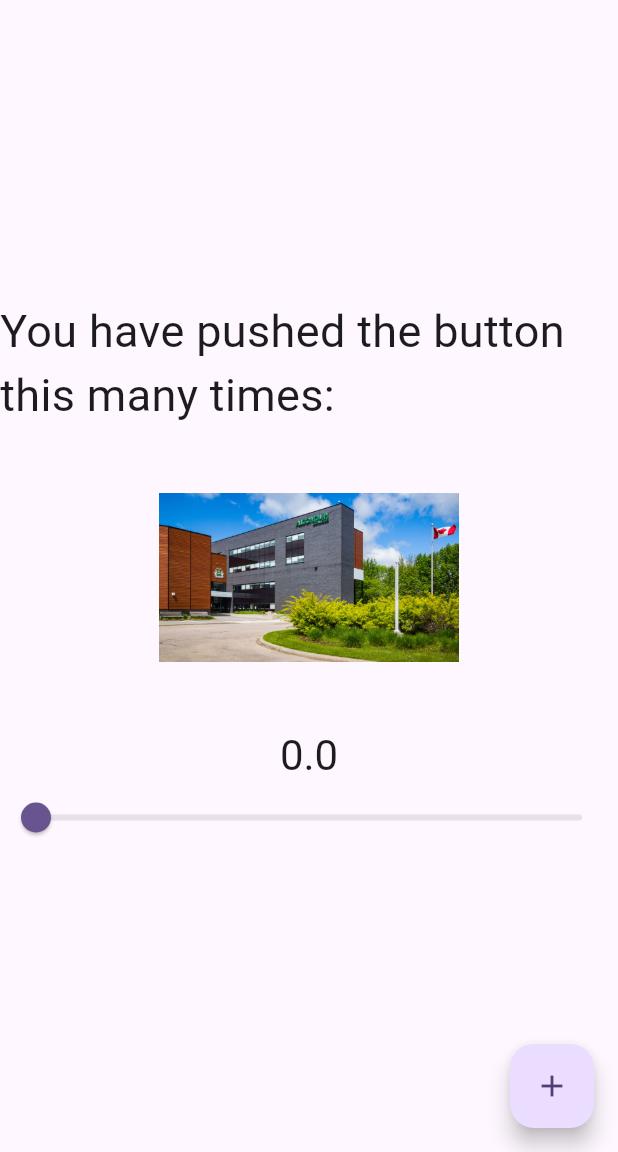
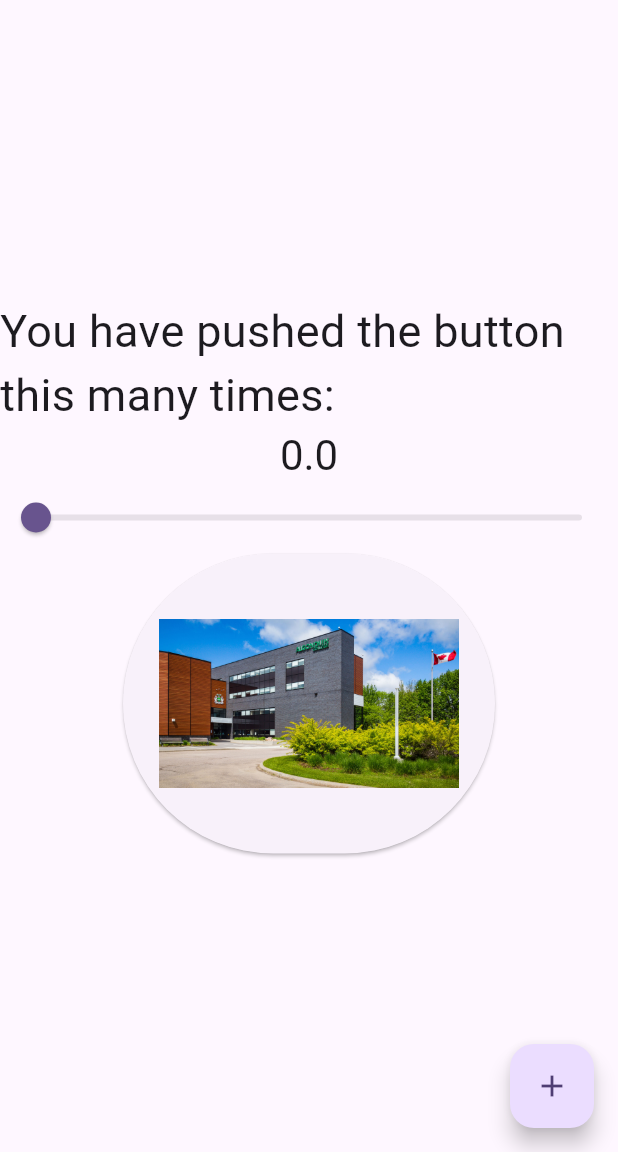
Before and after one commit to sliceofpizzaxd/my_cst2335_labs, a Flutter app: the screen it shows after launch, on a phone screen of 412 x 824 dp, the part 84-1236 px from its top. Run offline on Flutter 3.47's test engine with Material 3 defaults, Android fonts, the phone set to English and light mode, and no system bars.

Commit message:
Added a button

```diff
--- a/lib/main.dart
+++ b/lib/main.dart
@@ -57,6 +57,7 @@ class MyHomePage extends StatefulWidget {
 class _MyHomePageState extends State<MyHomePage> {
   var _counter = 0.0;
   var myFontSize = 30.0;
+  var isChecked = false;
 
   void setNewValue(double value) {
     setState(() {
@@ -118,12 +119,15 @@ class _MyHomePageState extends State<MyHomePage> {
               'You have pushed the button this many times:',
               style:TextStyle( fontSize:myFontSize ),
             ),
-            Image.asset("images/algonquin.jpg", width: 200, height: 200),
             Text(
               '$_counter',
               style: Theme.of(context).textTheme.headlineMedium,
             ),
-            Slider(value: _counter, onChanged: setNewValue, min: 0.0, max: 100.0)
+            Slider(value: _counter, onChanged: setNewValue, min: 0.0, max: 100.0),
+            ElevatedButton(
+                onPressed: () { print("Pressed"); },
+                child: Image.asset("images/algonquin.jpg", width: 200, height: 200),
+            ),
           ],
         ),
       ),
```
